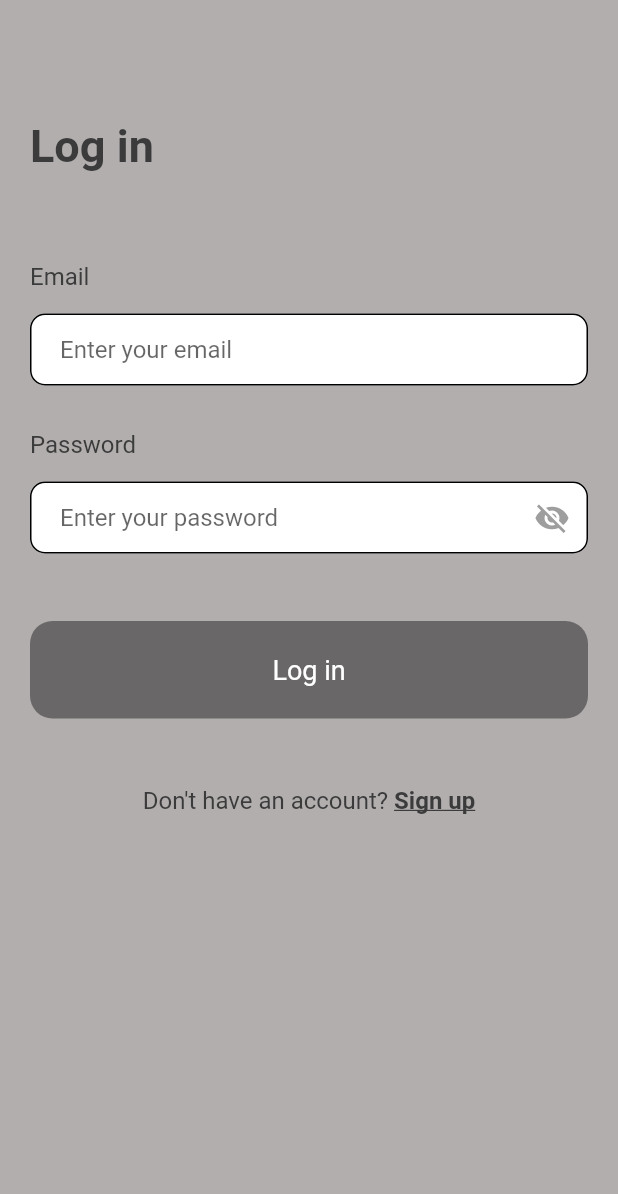
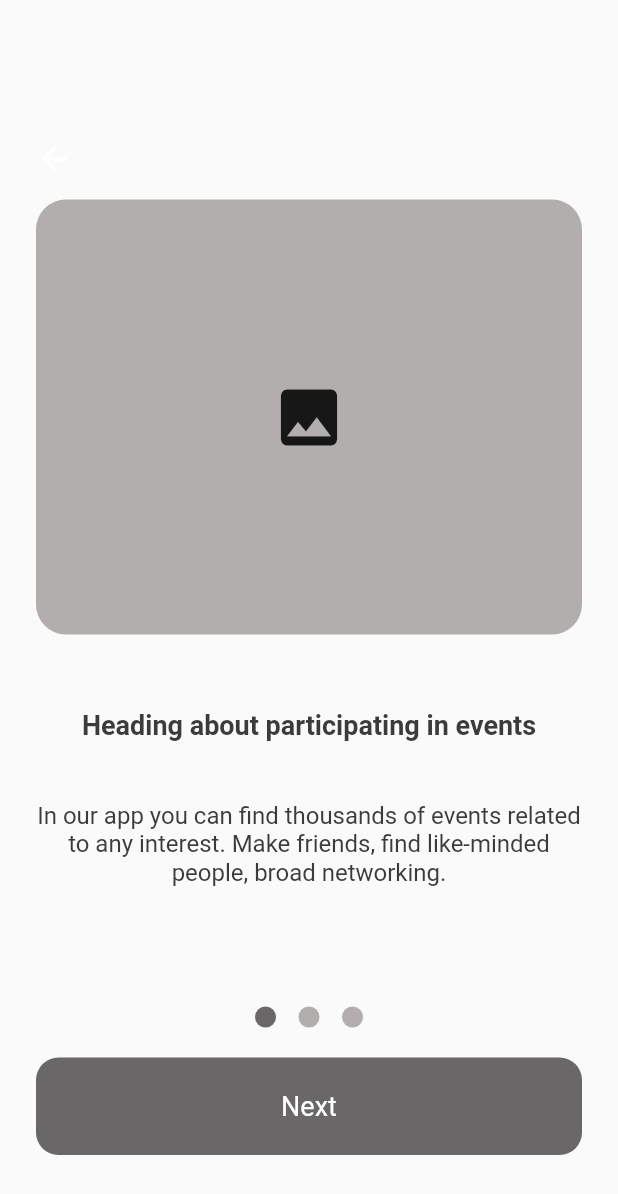
Before and after one commit to Olzhas-kh/orta, a Flutter app: the screen it shows after launch, on a phone screen of 412 x 824 dp. Shown: the top 1194 px of the screen. Run offline on Flutter 3.47's test engine with Material 2 defaults, Android fonts, the phone set to English and light mode, and no system bars; our stand-ins replace firebase_auth, firebase_core, fluentui_icons, splashscreen; accounts and stored records are empty.

Commit message:
On Boarding Screens

```diff
--- a/lib/main.dart
+++ b/lib/main.dart
@@ -1,6 +1,8 @@
 import 'package:flutter/material.dart';
 import 'package:orta/screens/login_page.dart';
 import 'package:firebase_core/firebase_core.dart';
+import 'package:orta/screens/splash_screens/onboarding1.dart';
+import 'package:splashscreen/splashscreen.dart';
 // import 'database_management/shared_preferences_services.dart';
 
 Future main() async {
@@ -23,13 +25,21 @@ class MyApp extends StatelessWidget {
   @override
   Widget build(BuildContext context) {
     return MaterialApp(
-
       title: 'Flutter Demo',
       theme: ThemeData(
-
         primarySwatch: Colors.blue,
       ),
-      home: const LoginPage(),
+      home: SplashScreen(
+        seconds: 3,
+        navigateAfterSeconds: const OnBoarding1(),
+        backgroundColor: Colors.white,
+        useLoader: true,
+        loaderColor: Colors.black,
+        image: Image.asset("assets/images/logo1.png"),
+
+        photoSize: 100,
+        title: Text("More than a community", style: TextStyle(color: Colors.black,fontSize: 20, fontWeight: FontWeight.bold),),
+      ),
     );
   }
 }
--- /dev/null
+++ b/lib/screens/splash_screens/onboarding1.dart
@@ -0,0 +1,118 @@
+import 'package:flutter/material.dart';
+import 'package:orta/screens/splash_screens/onboarding2.dart';
+import 'package:orta/utils/app_styles.dart';
+import 'package:orta/widgets/circle_container.dart';
+
+class OnBoarding1 extends StatelessWidget {
+  const OnBoarding1({super.key});
+
+  @override
+  Widget build(BuildContext context) {
+    return Scaffold(
+      body: Container(
+        height: double.infinity,
+        width: double.infinity,
+
+        child: Padding(
+          padding: const EdgeInsets.all(24),
+          child: Expanded(
+            child: Column(
+              children: [
+
+                SizedBox(height: 70,),
+
+                Row(
+                  mainAxisAlignment: MainAxisAlignment.start,
+                  children: [
+                    InkWell(
+                      onTap: (){},
+                      child:  Icon(Icons.arrow_back,color:Colors.white,
+
+                      ),
+                    ),
+                  ],
+                ),
+                SizedBox(height: 15,),
+                 Container(
+                    width: double.infinity,
+                    height: 290,
+                    alignment: Alignment.center,
+                    padding: const EdgeInsets.symmetric(
+                      vertical: 22,
+                    ),
+                    decoration: ShapeDecoration(
+                      color: Styles.greyColor,
+                      shape: const RoundedRectangleBorder(
+                        borderRadius: BorderRadius.all(Radius.circular(20)),
+                      ),
+                    ),
+                    child: Icon(Icons.photo, size: 50,)
+                  ),
+                SizedBox(height: 50,),
+                Center(
+                  child: DefaultTextStyle(
+                      style: Styles.headLineStyle2.copyWith( fontWeight: FontWeight.bold,),
+                      child: const Text(
+                        "Heading about participating in events",
+                      )),
+                ),
+                const SizedBox(height: 40,),
+                Center(
+                  child: DefaultTextStyle(
+                      style: Styles.headLineStyle3.copyWith(),
+                      child: const Text(
+                        "In our app you can find thousands of events related to any interest. Make friends, find like-minded people, broad networking.",
+                        textAlign: TextAlign.center,
+                      )),
+                ),
+                const SizedBox(height: 80,),
+
+                  Row(
+                    mainAxisAlignment: MainAxisAlignment.center,
+                    children: [
+                      CircleContainer(color: Styles.greyColorButton,),
+                      SizedBox(width: 15,),
+                      CircleContainer(color: Styles.greyColor,),
+                      SizedBox(width: 15,),
+                      CircleContainer(color: Styles.greyColor),
+
+                    ],
+                  ),
+                const SizedBox(height: 20,),
+                InkWell(
+                    child: Container(
+                      width: double.infinity,
+                      alignment: Alignment.center,
+                      padding: const EdgeInsets.symmetric(
+                        vertical: 22,
+                      ),
+                      decoration:  ShapeDecoration(
+                        color: Styles.greyColorButton,
+                        shape:  const RoundedRectangleBorder(
+                          borderRadius: BorderRadius.all(Radius.circular(15)),
+                        ),
+                      ),
+                      child: Text(
+                        "Next",
+                        style: Styles.headLineStyle2.copyWith(color: Colors.white),
+                      ),
+                    ),
+                    onTap: () {
+                        Navigator.of(context).push(
+                                                    MaterialPageRoute(
+                                                      builder: (context) =>
+                                                          const OnBoarding2(),
+                                                    ),
+                                                  );
+                    },
+                  ),
+
+              ],
+            ),
+          ),
+        ),
+        // Foreground widget here
+      ),
+    );
+  }
+}
--- /dev/null
+++ b/lib/widgets/circle_container.dart
@@ -0,0 +1,17 @@
+import 'package:flutter/material.dart';
+class CircleContainer extends StatelessWidget {
+
+  const CircleContainer({super.key, required this.color});
+  final Color color;
+  @override
+  Widget build(BuildContext context) {
+    return Container(
+      padding: const EdgeInsets.all(7.0),
+      decoration: BoxDecoration(
+        borderRadius: BorderRadius.circular(20),
+
+        color: color,
+      ),
+    );
+  }
+}
```
Also changed, not shown: lib/screens/splash_screens/end_onboarding.dart.dart (added, +124 -0 lines), lib/screens/splash_screens/launching.dart (added, +9 -0 lines), lib/screens/splash_screens/onboarding2.dart (added, +117 -0 lines), lib/screens/splash_screens/onboarding3.dart (added, +118 -0 lines), pubspec.yaml (+8 -3 lines), assets/images/logo.png (added), assets/images/logo1.png (added), assets/images/onboarding1.jpg (added), assets/images/onboarding2.jpg (added), assets/images/onboarding3.jpg (added), assets/images/orta_app.png (added), pubspec.lock, 6 other files.
